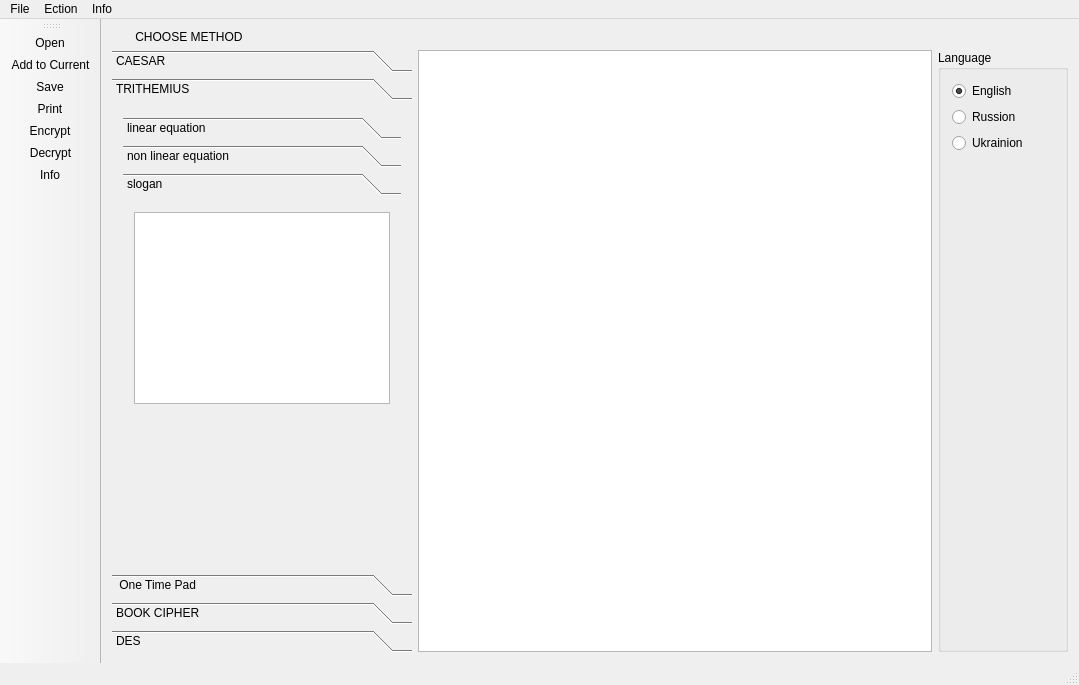
TatianaLebedik/encryption-and-decryption-algorithms, file mainwindow.ui: the form before one commit.
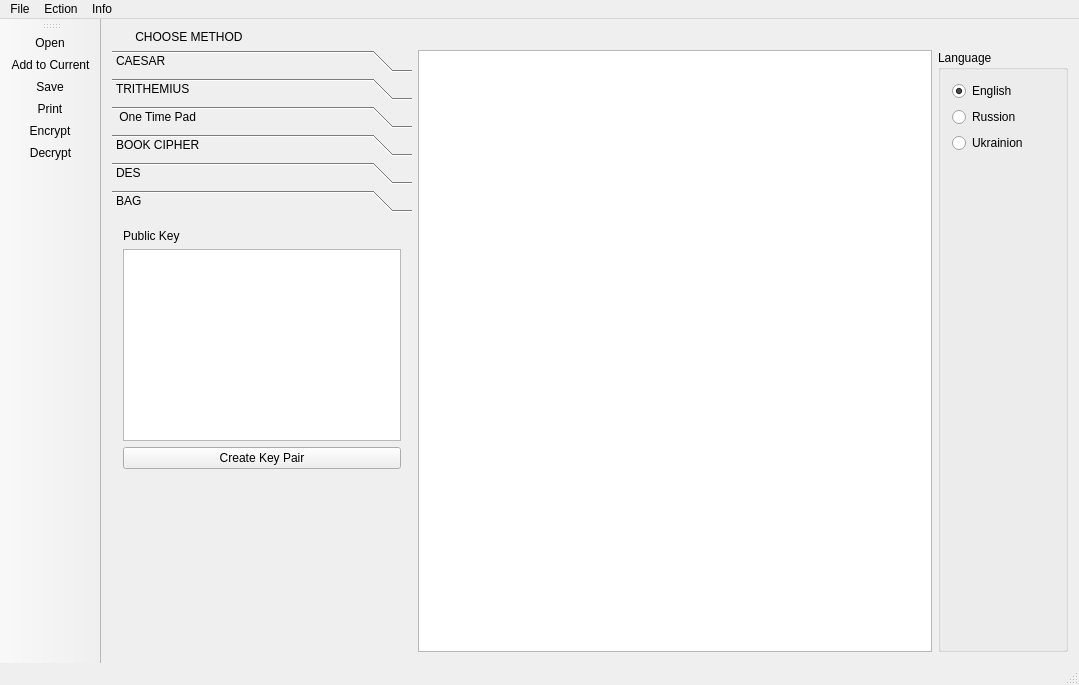
The form after the commit. The open tabs and pages were chosen to show the change. Icons and pictures are not drawn.

```diff
--- a/mainwindow.ui
+++ b/mainwindow.ui
@@ -100,7 +100,7 @@
      </widget>
     </item>
     <item row="1" column="0">
-     <widget class="QToolBox" name="des_page">
+     <widget class="QToolBox" name="tool_box">
       <property name="maximumSize">
        <size>
         <width>300</width>
@@ -161,7 +161,7 @@
          <x>0</x>
          <y>0</y>
          <width>300</width>
-         <height>442</height>
+         <height>411</height>
         </rect>
        </property>
        <attribute name="label">
@@ -385,7 +385,7 @@
              <x>0</x>
              <y>0</y>
              <width>282</width>
-             <height>331</height>
+             <height>300</height>
             </rect>
            </property>
            <attribute name="label">
@@ -474,7 +474,15 @@
         </item>
        </layout>
       </widget>
-      <widget class="QWidget" name="page">
+      <widget class="QWidget" name="des_page">
+       <property name="geometry">
+        <rect>
+         <x>0</x>
+         <y>0</y>
+         <width>300</width>
+         <height>411</height>
+        </rect>
+       </property>
        <attribute name="label">
         <string>DES</string>
        </attribute>
@@ -504,6 +512,43 @@
         </item>
        </layout>
       </widget>
+      <widget class="QWidget" name="bag_page">
+       <attribute name="label">
+        <string>BAG</string>
+       </attribute>
+       <layout class="QGridLayout" name="gridLayout_10">
+        <item row="3" column="0" colspan="2">
+         <widget class="QPushButton" name="bag_create_key_pushButton">
+          <property name="text">
+           <string>Create Key Pair</string>
+          </property>
+         </widget>
+        </item>
+        <item row="2" column="0" colspan="2">
+         <widget class="QTextEdit" name="bag_public_key_textEdit"/>
+        </item>
+        <item row="1" column="0">
+         <widget class="QLabel" name="label_14">
+          <property name="text">
+           <string>Public Key</string>
+          </property>
+         </widget>
+        </item>
+        <item row="4" column="0">
+         <spacer name="verticalSpacer_8">
+          <property name="orientation">
+           <enum>Qt::Vertical</enum>
+          </property>
+          <property name="sizeHint" stdset="0">
+           <size>
+            <width>20</width>
+            <height>40</height>
+           </size>
+          </property>
+         </spacer>
+        </item>
+       </layout>
+      </widget>
      </widget>
     </item>
    </layout>
@@ -557,7 +602,6 @@
    <addaction name="actionPrint"/>
    <addaction name="actionEncrypt"/>
    <addaction name="actionDecrypt"/>
-   <addaction name="actionInfo"/>
   </widget>
   <widget class="QStatusBar" name="statusBar"/>
   <action name="actionOpen">
```
Left out of the diff: 8 changed lines with no effect on the pictures.
